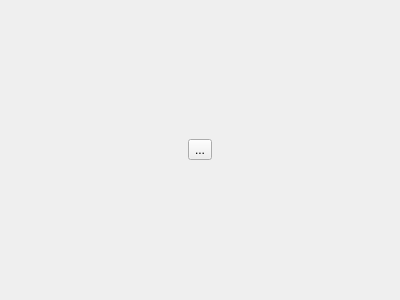
Above: App/toolbox.ui from djeada/FullScreen-Pencil-Draw before the change. Below: the same form after it.
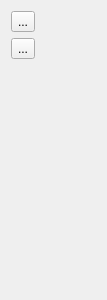
That is the form after the change.

Commit message: added handling of switching between drawLine and drawPoint modes

```diff
--- a/App/toolbox.ui
+++ b/App/toolbox.ui
@@ -6,21 +6,41 @@
    <rect>
     <x>0</x>
     <y>0</y>
-    <width>400</width>
+    <width>107</width>
     <height>300</height>
    </rect>
   </property>
   <property name="windowTitle">
    <string>Form</string>
   </property>
-  <layout class="QGridLayout" name="gridLayout">
-   <item row="0" column="0">
+  <layout class="QVBoxLayout" name="verticalLayout">
+   <item>
     <widget class="QToolButton" name="buttonPencil">
      <property name="text">
       <string>...</string>
      </property>
     </widget>
    </item>
+   <item>
+    <widget class="QToolButton" name="buttonLine">
+     <property name="text">
+      <string>...</string>
+     </property>
+    </widget>
+   </item>
+   <item>
+    <spacer name="verticalSpacer">
+     <property name="orientation">
+      <enum>Qt::Vertical</enum>
+     </property>
+     <property name="sizeHint" stdset="0">
+      <size>
+       <width>20</width>
+       <height>40</height>
+      </size>
+     </property>
+    </spacer>
+   </item>
   </layout>
  </widget>
  <resources/>
```
The commit also changes 5 other files.
